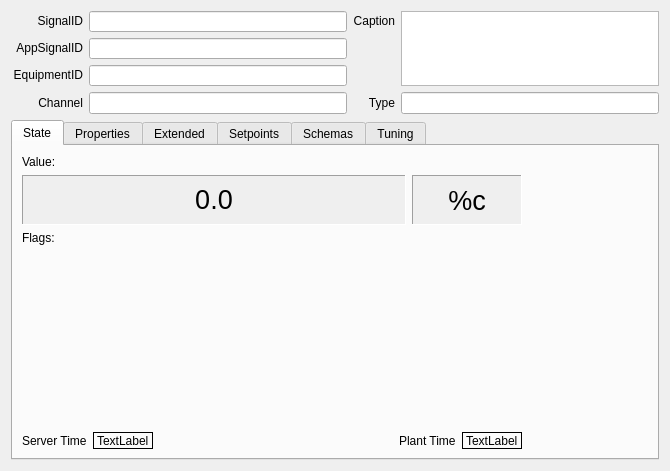
Before: the Qt Designer form lib/Ui/DialogSignalInfo.ui in whiteman-kr/u7set, drawn with Qt 5.
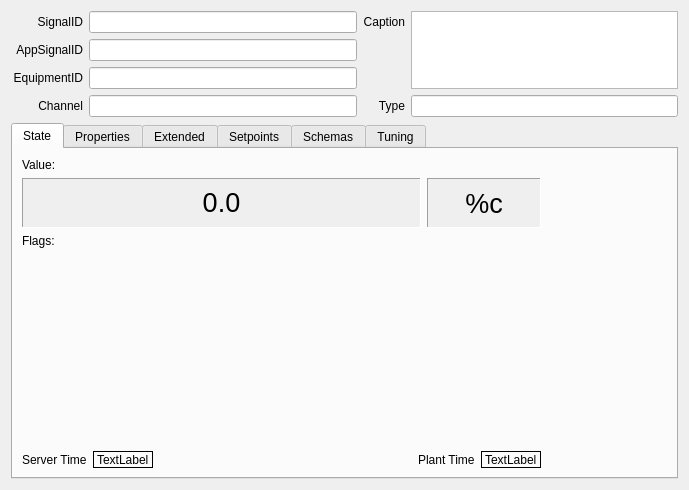
After: the same form once the commit is applied. The open tabs and pages were chosen to show the change. Icons and pictures are not drawn. Custom widgets are drawn as their Qt base class.

Commit message: RPCT-2402, Monitor: DialogSignalInfo time labels size fixing

Diff of the .ui file:
```diff
--- a/lib/Ui/DialogSignalInfo.ui
+++ b/lib/Ui/DialogSignalInfo.ui
@@ -6,8 +6,8 @@
    <rect>
     <x>0</x>
     <y>0</y>
-    <width>670</width>
-    <height>459</height>
+    <width>689</width>
+    <height>490</height>
    </rect>
   </property>
   <property name="minimumSize">
@@ -74,7 +74,6 @@
        <property name="font">
         <font>
          <pointsize>8</pointsize>
-         <weight>50</weight>
          <bold>false</bold>
         </font>
        </property>
@@ -97,7 +96,6 @@
        <property name="font">
         <font>
          <pointsize>8</pointsize>
-         <weight>50</weight>
          <bold>false</bold>
         </font>
        </property>
@@ -135,7 +133,6 @@
        </property>
        <property name="font">
         <font>
-         <weight>50</weight>
          <bold>false</bold>
         </font>
        </property>
@@ -168,7 +165,6 @@
        <property name="font">
         <font>
          <pointsize>8</pointsize>
-         <weight>50</weight>
          <bold>false</bold>
         </font>
        </property>
@@ -347,6 +343,12 @@
          </item>
          <item row="5" column="3">
           <widget class="QLabel" name="labelPlantTimeHeader">
+           <property name="sizePolicy">
+            <sizepolicy hsizetype="Fixed" vsizetype="Preferred">
+             <horstretch>0</horstretch>
+             <verstretch>0</verstretch>
+            </sizepolicy>
+           </property>
            <property name="text">
             <string>Plant Time</string>
            </property>
@@ -482,6 +484,12 @@
          </item>
          <item row="5" column="0">
           <widget class="QLabel" name="labelServerTimeHeader">
+           <property name="sizePolicy">
+            <sizepolicy hsizetype="Fixed" vsizetype="Preferred">
+             <horstretch>0</horstretch>
+             <verstretch>0</verstretch>
+            </sizepolicy>
+           </property>
            <property name="text">
             <string>Server Time</string>
            </property>
```
Left out of the diff: 2 changed lines with no effect on the pictures.
